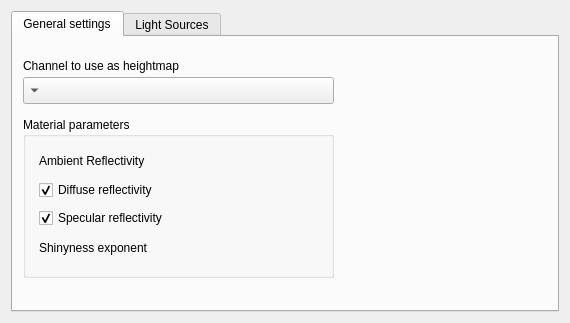
Old version of the form krita/plugins/filters/phongbumpmap/wdgphongbumpmap.ui in the repository KDE/krita.
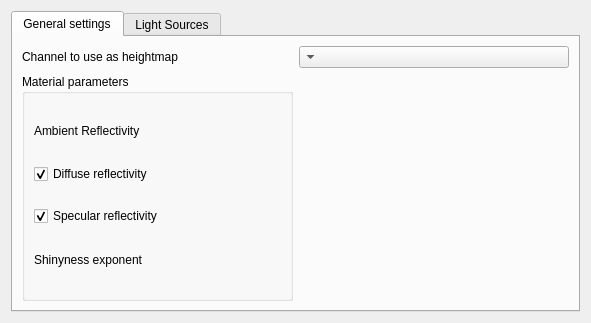
New version of the form. Custom widgets are drawn as their Qt base class.

Commit message: Changed the UI which contains labels and textfields into QFormLayout to set alignment issues

What changed in the file:
```diff
--- a/krita/plugins/filters/phongbumpmap/wdgphongbumpmap.ui
+++ b/krita/plugins/filters/phongbumpmap/wdgphongbumpmap.ui
@@ -6,7 +6,7 @@
    <rect>
     <x>0</x>
     <y>0</y>
-    <width>570</width>
+    <width>591</width>
     <height>323</height>
    </rect>
   </property>
@@ -18,7 +18,7 @@
   </property>
   <property name="minimumSize">
    <size>
-    <width>570</width>
+    <width>591</width>
     <height>323</height>
    </size>
   </property>
@@ -28,11 +28,8 @@
     <height>323</height>
    </size>
   </property>
-  <layout class="QGridLayout" name="gridLayout_10" rowstretch="0" columnstretch="0" rowminimumheight="0" columnminimumwidth="0">
-   <property name="sizeConstraint">
-    <enum>QLayout::SetDefaultConstraint</enum>
-   </property>
-   <item row="0" column="0">
+  <layout class="QHBoxLayout" name="horizontalLayout_3">
+   <item>
     <widget class="QTabWidget" name="settingsTabWidget">
      <property name="sizePolicy">
       <sizepolicy hsizetype="Preferred" vsizetype="Preferred">
@@ -47,190 +44,172 @@
       <attribute name="title">
        <string>General settings</string>
       </attribute>
-      <widget class="QGroupBox" name="materialParametersGroupBox">
-       <property name="geometry">
-        <rect>
-         <x>10</x>
-         <y>80</y>
-         <width>311</width>
-         <height>161</height>
-        </rect>
-       </property>
-       <property name="title">
-        <string>Material parameters</string>
-       </property>
-       <layout class="QGridLayout" name="gridLayout_6">
-        <property name="leftMargin">
-         <number>13</number>
-        </property>
-        <property name="rightMargin">
-         <number>13</number>
-        </property>
-        <property name="spacing">
-         <number>5</number>
-        </property>
-        <item row="0" column="0">
-         <widget class="QLabel" name="ambientReflectivityLabel">
-          <property name="text">
-           <string>Ambient Reflectivity</string>
-          </property>
-         </widget>
-        </item>
-        <item row="1" column="0">
-         <widget class="QCheckBox" name="diffuseReflectivityCheckBox">
-          <property name="toolTip">
-           <string>Uncheck to ignore diffuse reflectivity from computations and increase performance.</string>
-          </property>
-          <property name="text">
-           <string>Diffuse reflectivity</string>
-          </property>
-          <property name="checked">
-           <bool>true</bool>
-          </property>
-          <property name="tristate">
-           <bool>false</bool>
-          </property>
-         </widget>
-        </item>
-        <item row="2" column="0">
-         <widget class="QCheckBox" name="specularReflectivityCheckBox">
-          <property name="toolTip">
-           <string>Uncheck to ignore specular reflectivity during computations and increase performance.</string>
-          </property>
-          <property name="text">
-           <string>Specular reflectivity</string>
-          </property>
-          <property name="checked">
-           <bool>true</bool>
-          </property>
-          <property name="tristate">
-           <bool>false</bool>
-          </property>
-         </widget>
-        </item>
-        <item row="3" column="0">
-         <widget class="QLabel" name="shinynessExponentLabel">
-          <property name="text">
-           <string>Shinyness exponent</string>
-          </property>
-         </widget>
-        </item>
-        <item row="0" column="1">
-         <widget class="KisDoubleSliderSpinBox" name="ambientReflectivityKisDoubleSliderSpinBox" native="true">
-          <property name="sizePolicy">
-           <sizepolicy hsizetype="Minimum" vsizetype="Preferred">
-            <horstretch>1</horstretch>
-            <verstretch>1</verstretch>
-           </sizepolicy>
-          </property>
-          <property name="minimumSize">
-           <size>
-            <width>0</width>
-            <height>20</height>
-           </size>
-          </property>
-          <property name="maximumSize">
-           <size>
-            <width>16777215</width>
-            <height>23</height>
-           </size>
-          </property>
-         </widget>
-        </item>
-        <item row="1" column="1">
-         <widget class="KisDoubleSliderSpinBox" name="diffuseReflectivityKisDoubleSliderSpinBox" native="true">
-          <property name="sizePolicy">
-           <sizepolicy hsizetype="Minimum" vsizetype="Preferred">
-            <horstretch>1</horstretch>
-            <verstretch>1</verstretch>
-           </sizepolicy>
-          </property>
-          <property name="minimumSize">
-           <size>
-            <width>0</width>
-            <height>20</height>
-           </size>
-          </property>
-          <property name="maximumSize">
-           <size>
-            <width>16777215</width>
-            <height>23</height>
-           </size>
-          </property>
-         </widget>
-        </item>
-        <item row="2" column="1">
-         <widget class="KisDoubleSliderSpinBox" name="specularReflectivityKisDoubleSliderSpinBox" native="true">
-          <property name="sizePolicy">
-           <sizepolicy hsizetype="Minimum" vsizetype="Preferred">
-            <horstretch>1</horstretch>
-            <verstretch>1</verstretch>
-           </sizepolicy>
-          </property>
-          <property name="minimumSize">
-           <size>
-            <width>0</width>
-            <height>20</height>
-           </size>
-          </property>
-          <property name="maximumSize">
-           <size>
-            <width>16777215</width>
-            <height>23</height>
-           </size>
-          </property>
-         </widget>
-        </item>
-        <item row="3" column="1">
-         <widget class="KisSliderSpinBox" name="shinynessExponentKisSliderSpinBox" native="true">
-          <property name="sizePolicy">
-           <sizepolicy hsizetype="Minimum" vsizetype="Preferred">
-            <horstretch>1</horstretch>
-            <verstretch>1</verstretch>
-           </sizepolicy>
-          </property>
-          <property name="minimumSize">
-           <size>
-            <width>0</width>
-            <height>20</height>
-           </size>
-          </property>
-          <property name="maximumSize">
-           <size>
-            <width>16777215</width>
-            <height>23</height>
-           </size>
-          </property>
-         </widget>
-        </item>
-       </layout>
-      </widget>
-      <widget class="QComboBox" name="heightChannelComboBox">
-       <property name="geometry">
-        <rect>
-         <x>10</x>
-         <y>40</y>
-         <width>311</width>
-         <height>27</height>
-        </rect>
-       </property>
-       <property name="layoutDirection">
-        <enum>Qt::RightToLeft</enum>
-       </property>
-      </widget>
-      <widget class="QLabel" name="heightChannelLabel">
-       <property name="geometry">
-        <rect>
-         <x>10</x>
-         <y>20</y>
-         <width>201</width>
-         <height>17</height>
-        </rect>
-       </property>
-       <property name="text">
-        <string>Channel to use as heightmap</string>
-       </property>
-      </widget>
+      <layout class="QGridLayout" name="gridLayout">
+       <item row="0" column="0">
+        <widget class="QLabel" name="heightChannelLabel">
+         <property name="text">
+          <string>Channel to use as heightmap</string>
+         </property>
+        </widget>
+       </item>
+       <item row="0" column="1">
+        <widget class="QComboBox" name="heightChannelComboBox">
+         <property name="layoutDirection">
+          <enum>Qt::RightToLeft</enum>
+         </property>
+        </widget>
+       </item>
+       <item row="1" column="0">
+        <widget class="QGroupBox" name="materialParametersGroupBox">
+         <property name="title">
+          <string>Material parameters</string>
+         </property>
+         <layout class="QGridLayout" name="gridLayout_3">
+          <item row="0" column="0">
+           <layout class="QFormLayout" name="formLayout">
+            <property name="rowWrapPolicy">
+             <enum>QFormLayout::WrapLongRows</enum>
+            </property>
+            <item row="0" column="0">
+             <widget class="QLabel" name="ambientReflectivityLabel">
+              <property name="text">
+               <string>Ambient Reflectivity</string>
+              </property>
+             </widget>
+            </item>
+            <item row="0" column="1">
+             <widget class="KisDoubleSliderSpinBox" name="ambientReflectivityKisDoubleSliderSpinBox" native="true">
+              <property name="sizePolicy">
+               <sizepolicy hsizetype="Minimum" vsizetype="Preferred">
+                <horstretch>1</horstretch>
+                <verstretch>1</verstretch>
+               </sizepolicy>
+              </property>
+              <property name="minimumSize">
+               <size>
+                <width>0</width>
+                <height>20</height>
+               </size>
+              </property>
+              <property name="maximumSize">
+               <size>
+                <width>16777215</width>
+                <height>23</height>
+               </size>
+              </property>
+             </widget>
+            </item>
+            <item row="1" column="0">
+             <widget class="QCheckBox" name="diffuseReflectivityCheckBox">
+              <property name="toolTip">
+               <string>Uncheck to ignore diffuse reflectivity from computations and increase performance.</string>
+              </property>
+              <property name="text">
+               <string>Diffuse reflectivity</string>
+              </property>
+              <property name="checked">
+               <bool>true</bool>
+              </property>
+              <property name="tristate">
+               <bool>false</bool>
+              </property>
+             </widget>
+            </item>
+            <item row="1" column="1">
+             <widget class="KisDoubleSliderSpinBox" name="diffuseReflectivityKisDoubleSliderSpinBox" native="true">
+              <property name="sizePolicy">
+               <sizepolicy hsizetype="Minimum" vsizetype="Preferred">
+                <horstretch>1</horstretch>
+                <verstretch>1</verstretch>
+               </sizepolicy>
+              </property>
+              <property name="minimumSize">
+               <size>
+                <width>0</width>
+                <height>20</height>
+               </size>
+              </property>
+              <property name="maximumSize">
+               <size>
+                <width>16777215</width>
+                <height>23</height>
+               </size>
+              </property>
+             </widget>
+            </item>
+            <item row="2" column="0">
+             <widget class="QCheckBox" name="specularReflectivityCheckBox">
+              <property name="toolTip">
+               <string>Uncheck to ignore specular reflectivity during computations and increase performance.</string>
+              </property>
+              <property name="text">
+               <string>Specular reflectivity</string>
+              </property>
+              <property name="checked">
+               <bool>true</bool>
+              </property>
+              <property name="tristate">
+               <bool>false</bool>
+              </property>
+             </widget>
+            </item>
+            <item row="2" column="1">
+             <widget class="KisDoubleSliderSpinBox" name="specularReflectivityKisDoubleSliderSpinBox" native="true">
+              <property name="sizePolicy">
+               <sizepolicy hsizetype="Minimum" vsizetype="Preferred">
+                <horstretch>1</horstretch>
+                <verstretch>1</verstretch>
+               </sizepolicy>
+              </property>
+              <property name="minimumSize">
+               <size>
+                <width>0</width>
+                <height>20</height>
+               </size>
+              </property>
+              <property name="maximumSize">
+               <size>
+                <width>16777215</width>
+                <height>23</height>
+               </size>
+              </property>
+             </widget>
+            </item>
+            <item row="3" column="0">
+             <widget class="QLabel" name="shinynessExponentLabel">
+              <property name="text">
+               <string>Shinyness exponent</string>
+              </property>
+             </widget>
+            </item>
+            <item row="3" column="1">
+             <widget class="KisSliderSpinBox" name="shinynessExponentKisSliderSpinBox" native="true">
+              <property name="sizePolicy">
+               <sizepolicy hsizetype="Minimum" vsizetype="Preferred">
+                <horstretch>1</horstretch>
+                <verstretch>1</verstretch>
+               </sizepolicy>
+              </property>
+              <property name="minimumSize">
+               <size>
+                <width>0</width>
+                <height>20</height>
+               </size>
+              </property>
+              <property name="maximumSize">
+               <size>
+                <width>16777215</width>
+                <height>23</height>
+               </size>
+              </property>
+             </widget>
+            </item>
+           </layout>
+          </item>
+         </layout>
+        </widget>
+       </item>
+      </layout>
      </widget>
      <widget class="QWidget" name="lightSources">
       <attribute name="title">
@@ -311,7 +290,10 @@
            </widget>
           </item>
           <item>
-           <layout class="QGridLayout" name="gridLayout" columnstretch="0,0">
+           <layout class="QFormLayout" name="formLayout_2">
+            <property name="rowWrapPolicy">
+             <enum>QFormLayout::WrapLongRows</enum>
+            </property>
             <item row="0" column="0">
              <widget class="KColorCombo" name="lightKColorCombo1">
               <property name="sizePolicy">
```
Left out of the diff: 591 changed lines with no effect on the pictures. The commit also changes 91 other files.
